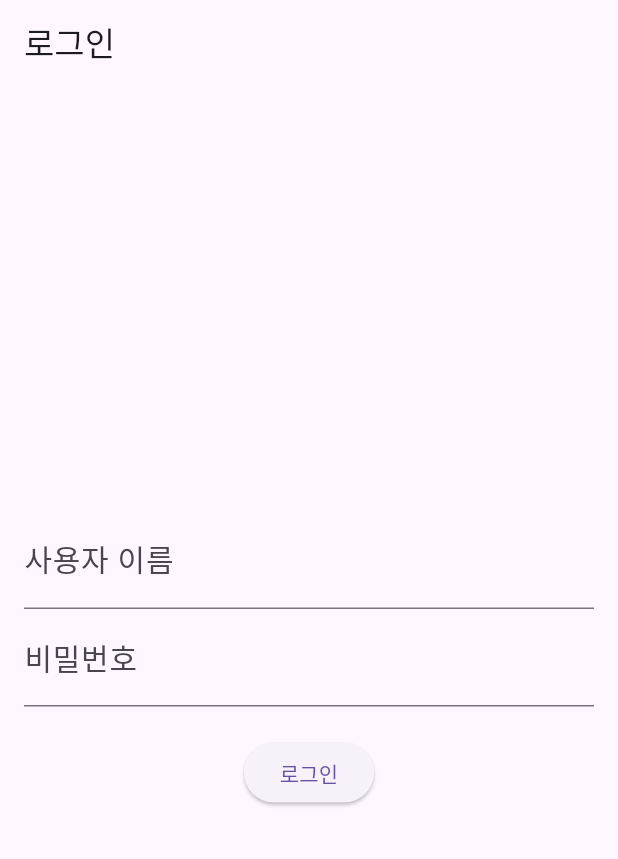
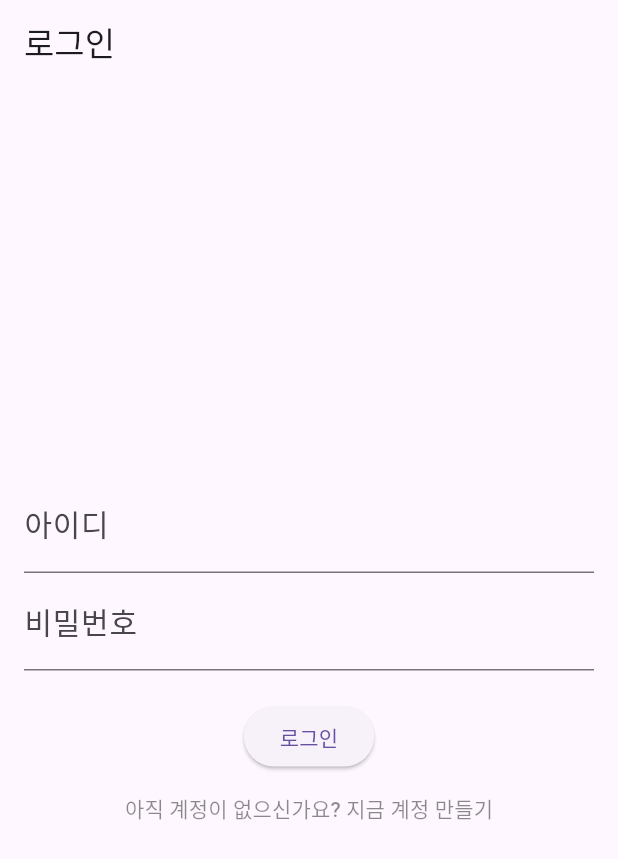
Before and after one commit to ETK-Hongik-Project/etk-web, a Flutter app: the screen it shows after launch, on a phone screen of 412 x 824 dp. Shown: the top 859 px of the screen. Run offline on Flutter 3.47's test engine with Material 3 defaults, Android fonts, the phone set to English and light mode, and no system bars; our stand-ins replace camera, logger, shared_preferences.

Commit message:
Refactor: 회원 가입 페이지 이동 버튼 생성

```diff
--- a/lib/widgets/auth/login_page.dart
+++ b/lib/widgets/auth/login_page.dart
@@ -1,6 +1,7 @@
 import 'dart:convert';
 
 import 'package:etk_web/main.dart';
+import 'package:etk_web/widgets/auth/create_account_page.dart';
 import 'package:etk_web/widgets/keyboard/keyboard_main_page.dart';
 import 'package:flutter/material.dart';
 import 'package:http/http.dart' as http;
@@ -87,7 +88,7 @@ class _LoginPageState extends State<LoginPage> {
           children: <Widget>[
             TextField(
               controller: _usernameController,
-              decoration: const InputDecoration(labelText: '사용자 이름'),
+              decoration: const InputDecoration(labelText: '아이디'),
             ),
             TextField(
               controller: _passwordController,
@@ -110,6 +111,20 @@ class _LoginPageState extends State<LoginPage> {
                   style: const TextStyle(color: Colors.red),
                 ),
               ),
+            TextButton(
+              child: const Text(
+                "아직 계정이 없으신가요? 지금 계정 만들기",
+                style: TextStyle(color: Colors.black45),
+              ),
+              onPressed: () {
+                Navigator.push(
+                  context,
+                  MaterialPageRoute(
+                    builder: (context) => const CreateAccountPage(),
+                  ),
+                );
+              },
+            )
           ],
         ),
       ),
```
